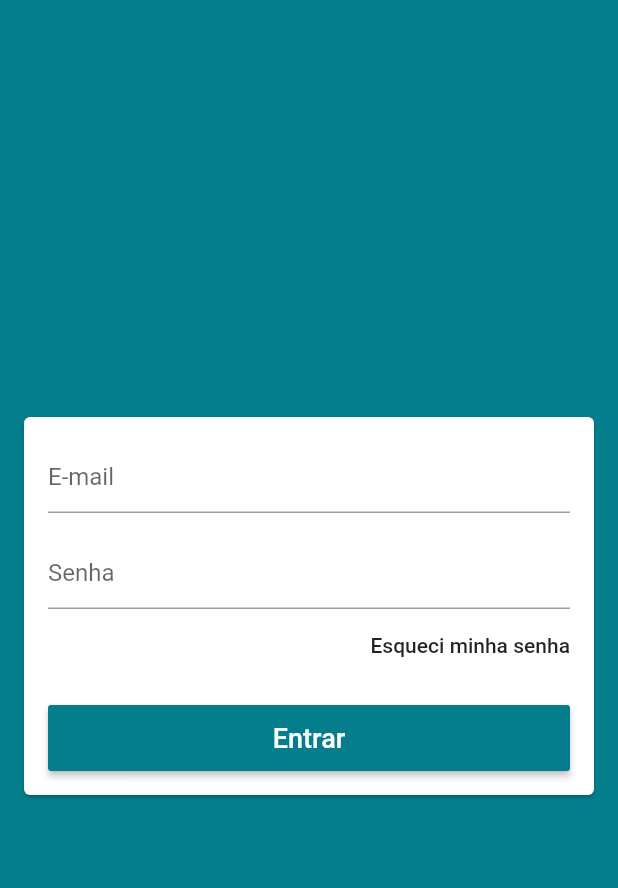
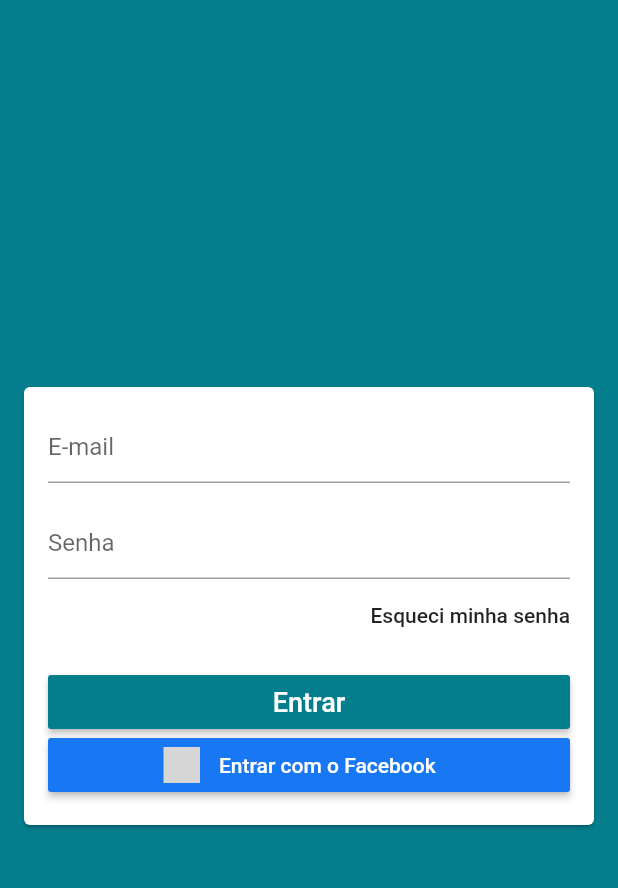
Before and after one commit to RafaelRez75/Curso-Loja-Virtual-Curso, a Flutter app: the screen it shows after launch, in the side drawer, after a tap on "Entre ou Cadastre-se >", on a phone screen of 412 x 824 dp, the part 54-942 px from its top. Run offline on Flutter 3.47's test engine with Material 2 defaults, Android fonts, the phone set to English and light mode, and no system bars; our stand-ins replace brasil_fields, carousel_pro, cloud_firestore, dio, firebase_auth, firebase_storage and 8 more; missing offline and left inert: alphabet_list_scroll_view; accounts and stored records are empty; grey boxes are pictures that could not be loaded.

Commit message:
Aula 132, Seção 22 - Criando o Botão de Login

```diff
--- a/lib/models/user_manager.dart
+++ b/lib/models/user_manager.dart
@@ -56,6 +56,11 @@ class UserManager extends ChangeNotifier {
     loading = false;
   }
 
+
+  void facebookLogin(){
+
+  }
+
   void signOut(){
     auth.signOut();
     user = null;
--- a/lib/screens/login/login_screen.dart
+++ b/lib/screens/login/login_screen.dart
@@ -1,4 +1,5 @@
 import 'package:flutter/material.dart';
+import 'package:flutter_signin_button/flutter_signin_button.dart';
 import 'package:lojavirtual/helpers/validators.dart';
 import 'package:lojavirtual/models/user.dart';
 import 'package:lojavirtual/models/user_manager.dart';
@@ -70,9 +71,8 @@ class LoginScreen extends StatelessWidget {
                     ),
                     child,
                     const SizedBox(height: 16,),
-                    SizedBox(
-                      height: 44,
-                      child: RaisedButton(
+                    RaisedButton(
+                      materialTapTargetSize: MaterialTapTargetSize.shrinkWrap,
                       onPressed: userManager.loading ? null : (){
                         if(formKey.currentState.validate()){
                           userManager.signIn(
@@ -109,7 +109,12 @@ class LoginScreen extends StatelessWidget {
                         ),
                       ),
                     ),
-                    )
+                      SignInButton(
+                          Buttons.FacebookNew,
+                          text: 'Entrar com o Facebook',
+                          onPressed: (){
+                              userManager.facebookLogin();
+                      })
                   ],
                 );
               },
--- a/pubspec.yaml
+++ b/pubspec.yaml
@@ -46,6 +46,7 @@ dependencies:
   sliding_up_panel: ^1.0.2
   screenshot: 0.2.0
   gallery_saver: 2.0.1
+  flutter_signin_button: ^1.1.0
 
 
 
```
Also changed, not shown: pubspec.lock. Lines whose indentation alone changed are shown as unchanged.
